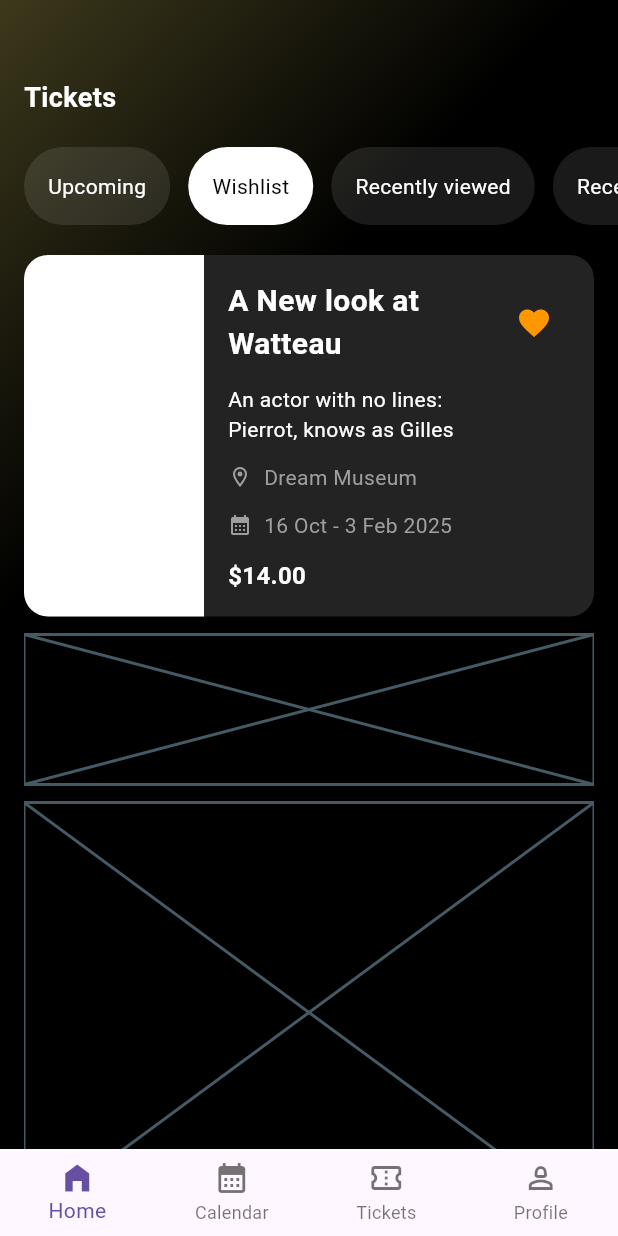
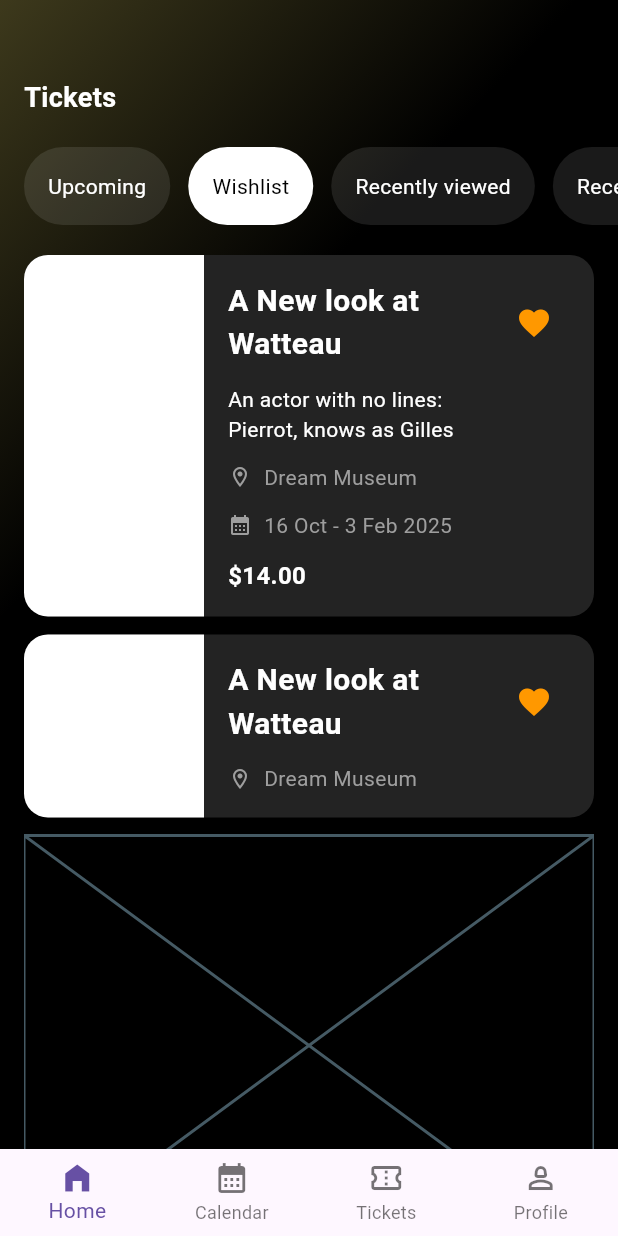
Before and after one commit to JAICHANGPARK/flutter_notebook_chapter_43, a Flutter app: the EventHomePage screen opened directly, on a phone screen of 412 x 824 dp. Run offline on Flutter 3.47's test engine with Material 3 defaults, Android fonts, the phone set to English and light mode, and no system bars; our stand-ins replace gap, hugeicons, percent_indicator.

Commit message:
Update event_home_page.dart

```diff
--- a/lib/ep2186_event_app/ui/event_home_page.dart
+++ b/lib/ep2186_event_app/ui/event_home_page.dart
@@ -230,8 +230,80 @@ class _EventHomePageState extends State<EventHomePage> {
                               ),
                             ),
                             Container(
-                              height: 100,
-                              child: Placeholder(),
+                              // height: 280,
+                              decoration: BoxDecoration(
+                                borderRadius: BorderRadius.circular(16),
+                                color: Color.fromRGBO(35, 35, 35, 1),
+                              ),
+                              child: IntrinsicHeight(
+                                child: Row(
+                                  // spacing: 12,
+                                  children: [
+                                    Container(
+                                      width: 120,
+                                      decoration: BoxDecoration(
+                                        color: Colors.white,
+                                        borderRadius: BorderRadius.only(
+                                          topLeft: Radius.circular(16),
+                                          bottomLeft: Radius.circular(16),
+                                        ),
+                                      ),
+                                    ),
+                                    Expanded(
+                                      child: Padding(
+                                        padding: const EdgeInsets.all(16.0),
+                                        child: Column(
+                                          spacing: 12,
+                                          crossAxisAlignment: CrossAxisAlignment.start,
+                                          children: [
+                                            Row(
+                                              mainAxisAlignment: MainAxisAlignment.spaceBetween,
+                                              children: [
+                                                Expanded(
+                                                  child: Text(
+                                                    "A New look at Watteau",
+                                                    style: TextStyle(
+                                                      fontSize: 20,
+                                                      color: Colors.white,
+                                                      fontWeight: FontWeight.bold,
+                                                    ),
+                                                  ),
+                                                ),
+                                                IconButton(
+                                                  onPressed: () {},
+                                                  icon: Icon(
+                                                    Icons.favorite,
+                                                  ),
+                                                  color: Colors.orange,
+                                                )
+                                              ],
+                                            ),
+
+                                            Row(
+                                              spacing: 8,
+                                              children: [
+                                                Icon(
+                                                  Icons.location_on_outlined,
+                                                  color: Colors.grey,
+                                                  size: 16,
+                                                ),
+                                                Text(
+                                                  "Dream Museum",
+                                                  style: TextStyle(
+                                                    // fontSize: 12,
+                                                    color: Colors.grey,
+                                                  ),
+                                                ),
+                                              ],
+                                            ),
+
+                                          ],
+                                        ),
+                                      ),
+                                    )
+                                  ],
+                                ),
+                              ),
                             ),
                             Container(
                               height: 280,
```
